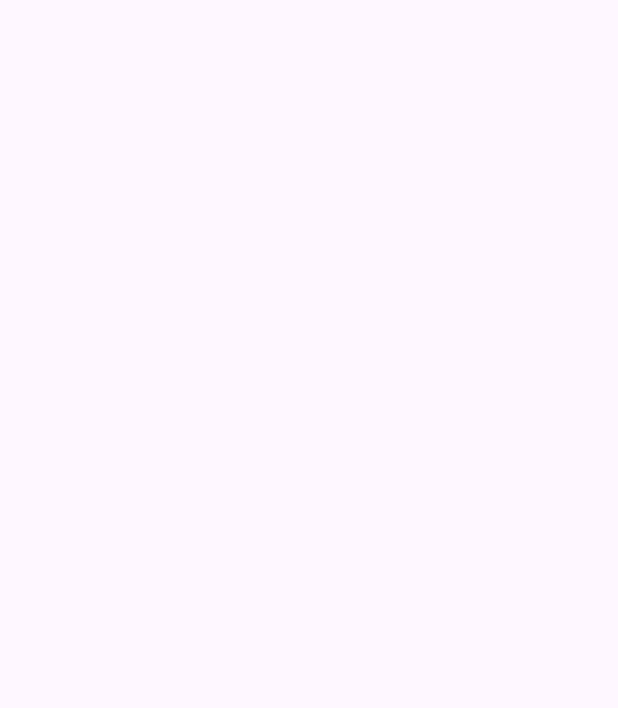
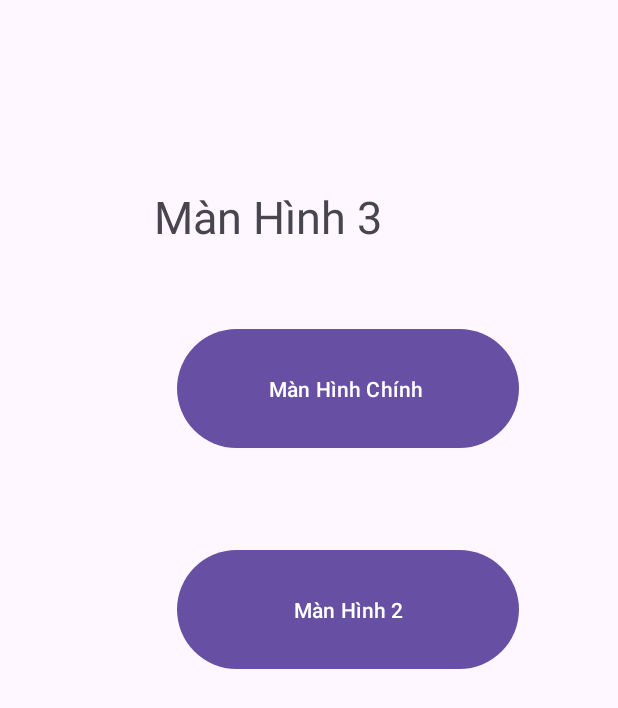
Before and after one commit to thebao13/64130132_AndroidProgramming, an Android app: the ManhinhActivity3 screen opened directly, with no data from a screen before it, on a phone screen of 412 x 824 dp. Before the commit the part shown is empty. Shown: the top 708 px of the screen. Run offline under Robolectric (Android 15) with nearby library versions, the phone set to English and light mode, and no system bars.

Commit message:
tạo layout cho 2 màn hình phụ

```diff
--- a/Ex6_IntentDonGian/app/src/main/java/thebao/edu/ex6_intentdongian/ManhinhActivity3.java
+++ b/Ex6_IntentDonGian/app/src/main/java/thebao/edu/ex6_intentdongian/ManhinhActivity3.java
@@ -1,4 +1,4 @@
-package thebao.edu.ex6_intentdongian;
+    package thebao.edu.ex6_intentdongian;
 
 import android.os.Bundle;
 
--- a/Ex6_IntentDonGian/app/src/main/res/layout/activity_manhinh3.xml
+++ b/Ex6_IntentDonGian/app/src/main/res/layout/activity_manhinh3.xml
@@ -5,6 +5,49 @@
     android:id="@+id/main"
     android:layout_width="match_parent"
     android:layout_height="match_parent"
-    tools:context=".ManhinhActivity3">
+    tools:context=".ManhinhActivity2">
 
+
+
+    <TextView
+        android:id="@+id/textView"
+        android:layout_width="269dp"
+        android:layout_height="63dp"
+        android:layout_marginStart="107dp"
+        android:layout_marginTop="124dp"
+        android:layout_marginEnd="107dp"
+        android:text="Màn Hình 3"
+        android:textSize="30dp"
+        app:layout_constraintEnd_toEndOf="parent"
+        app:layout_constraintHorizontal_bias="0.069"
+        app:layout_constraintStart_toStartOf="parent"
+        app:layout_constraintTop_toTopOf="parent" />
+
+    <Button
+        android:id="@+id/button"
+        android:layout_width="228dp"
+        android:layout_height="87dp"
+        android:layout_marginStart="117dp"
+        android:layout_marginTop="28dp"
+        android:layout_marginEnd="66dp"
+        android:onClick="QuayVe"
+        android:text="Màn Hình Chính "
+        app:layout_constraintEnd_toEndOf="parent"
+        app:layout_constraintHorizontal_bias="1.0"
+        app:layout_constraintStart_toStartOf="parent"
+        app:layout_constraintTop_toBottomOf="@+id/textView" />
+
+    <Button
+        android:id="@+id/button2"
+        android:layout_width="228dp"
+        android:layout_height="87dp"
+        android:layout_marginStart="117dp"
+        android:layout_marginTop="60dp"
+        android:layout_marginEnd="66dp"
+        android:onClick="ManHinh2"
+        android:text="Màn Hình 2"
+        app:layout_constraintEnd_toEndOf="parent"
+        app:layout_constraintHorizontal_bias="1.0"
+        app:layout_constraintStart_toStartOf="parent"
+        app:layout_constraintTop_toBottomOf="@+id/button" />
 </androidx.constraintlayout.widget.ConstraintLayout>
```
Also changed, not shown: Ex6_IntentDonGian/app/src/main/res/layout/activity_manhinh2.xml (+43 -0 lines).
